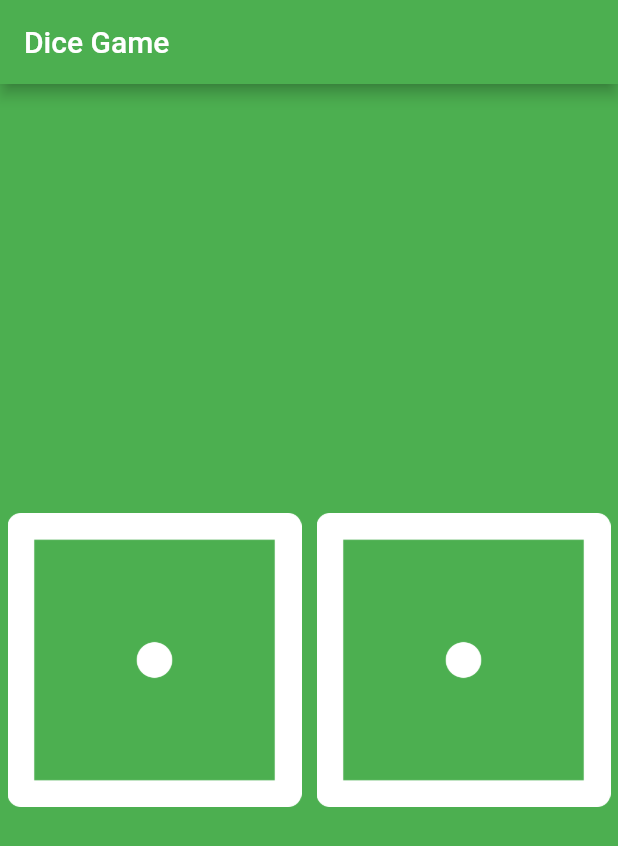
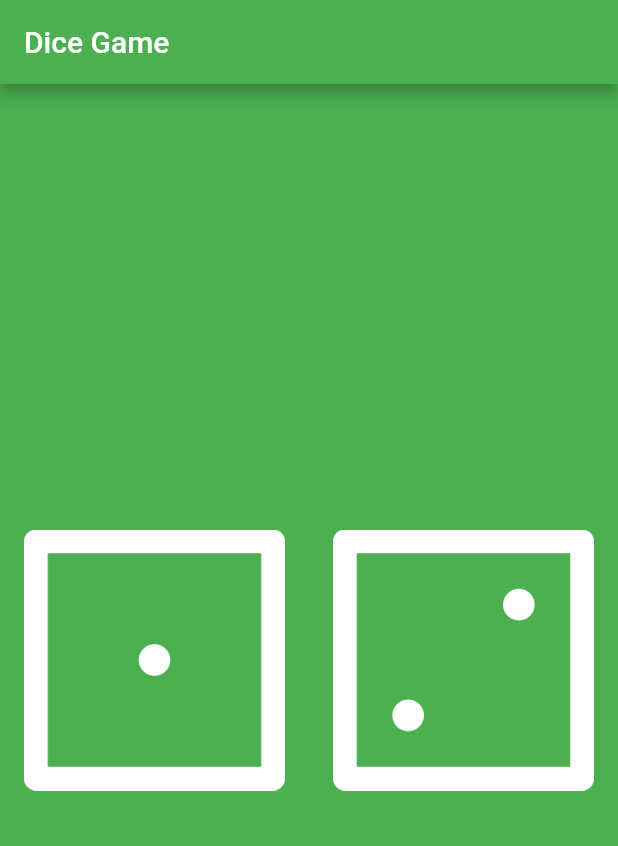
Before and after one commit to mramangeldiyev/dice-game, a Flutter app: the screen it shows after launch, on a phone screen of 412 x 824 dp. Shown: the top 846 px of the screen. Run offline on Flutter 3.47's test engine with Material 2 defaults, Android fonts, the phone set to English and light mode, and no system bars.

```diff
--- a/lib/main.dart
+++ b/lib/main.dart
@@ -18,20 +18,27 @@ void main() {
 class DiceScreen extends StatelessWidget {
   @override
   Widget build(BuildContext context) {
+    var firstDiceNumber = 1;
     return Center(
       child: Row(
         children: <Widget>[
           Expanded(
-            child: Padding(
-              padding: EdgeInsets.all(5.0),
-              child: Image.asset('images/dice1.png'),
+            //padding: const EdgeInsets.all(5.0),
+            child: FlatButton(
+              child: Image.asset('images/dice$firstDiceNumber.png'),
+              onPressed: () {
+                print('object1');
+              },
             ),
           ),
           Expanded(
-            child: Padding(
-              padding: EdgeInsets.all(5.0),
-              child: Image.asset('images/dice1.png'),
-            )
+            //padding: const EdgeInsets.all(5.0),
+            child: FlatButton(
+              child: Image.asset('images/dice2.png'),
+              onPressed: () {
+                print('object2');
+              },
+            ),
           ),
         ],
       ),
```
